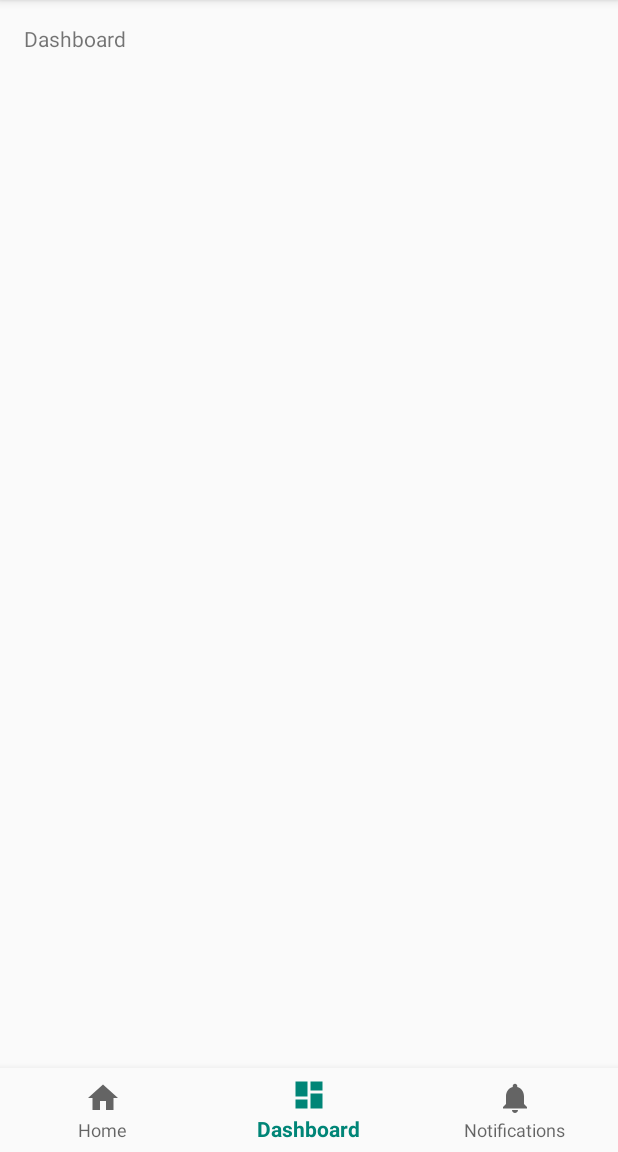
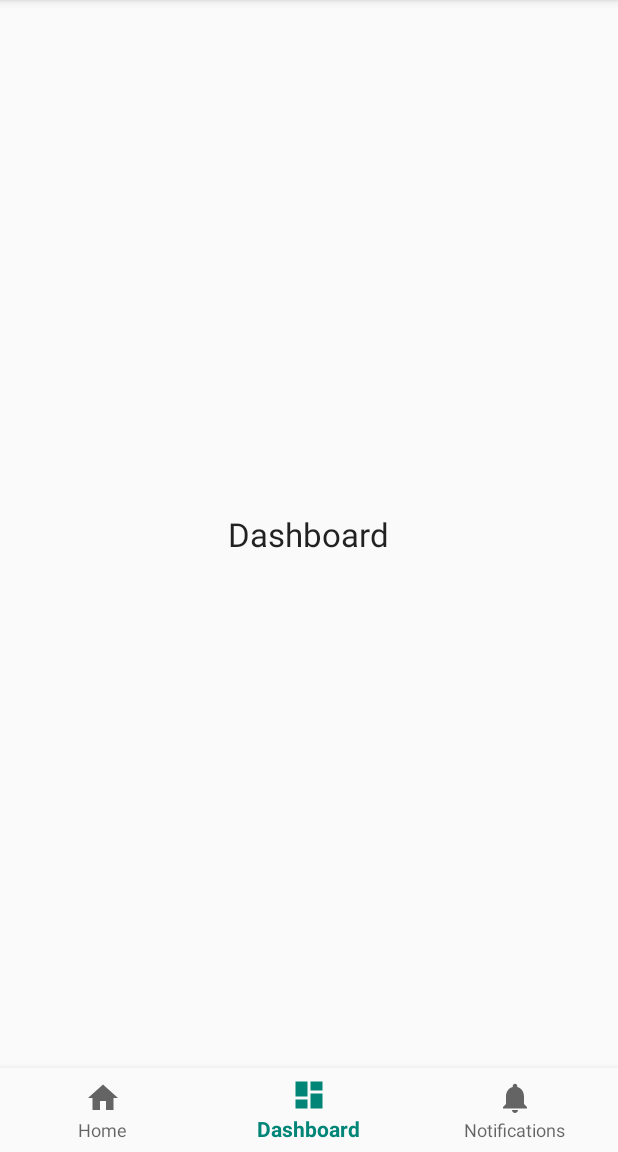
Before and after one commit to vikikatkar/odor, an Android app: the screen it shows after launch (MainActivity), item 2 of the bottom bar chosen, on a phone screen of 412 x 824 dp, the part 84-1236 px from its top. Run offline under Robolectric (Android 15) with nearby library versions, the phone set to English and light mode, and no system bars; our stand-ins replace Firebase (no records; nobody signed in at launch, a user with empty details on screens opened directly).

Commit message:
Working with Map in Fragment

```diff
--- /dev/null
+++ b/app/src/main/java/com/mga/vikram/odor/DashboardFragment.java
@@ -0,0 +1,23 @@
+package com.mga.vikram.odor;
+
+import android.os.Bundle;
+import android.view.LayoutInflater;
+import android.view.View;
+import android.view.ViewGroup;
+
+import androidx.annotation.NonNull;
+import androidx.annotation.Nullable;
+import androidx.fragment.app.Fragment;
+
+import com.google.android.gms.maps.GoogleMap;
+import com.google.android.gms.maps.OnMapReadyCallback;
+
+public class DashboardFragment extends Fragment{
+
+    @Nullable
+    @Override
+    public View onCreateView(@NonNull LayoutInflater inflater, @Nullable ViewGroup container, @Nullable Bundle savedInstanceState) {
+        return inflater.inflate(R.layout.fragment_dashboard,null);
+    }
+
+}
--- /dev/null
+++ b/app/src/main/java/com/mga/vikram/odor/HomeFragment.java
@@ -0,0 +1,19 @@
+package com.mga.vikram.odor;
+
+import android.os.Bundle;
+import android.view.LayoutInflater;
+import android.view.View;
+import android.view.ViewGroup;
+
+import androidx.annotation.NonNull;
+import androidx.annotation.Nullable;
+import androidx.fragment.app.Fragment;
+
+public class HomeFragment extends Fragment {
+
+    @Nullable
+    @Override
+    public View onCreateView(@NonNull LayoutInflater inflater, @Nullable ViewGroup container, @Nullable Bundle savedInstanceState) {
+        return inflater.inflate(R.layout.fragment_home,null);
+    }
+}
--- a/app/src/main/java/com/mga/vikram/odor/MainActivity.java
+++ b/app/src/main/java/com/mga/vikram/odor/MainActivity.java
@@ -4,19 +4,66 @@ import android.content.Intent;
 import android.os.Bundle;
 
 import com.google.android.material.bottomnavigation.BottomNavigationView;
+import com.google.firebase.auth.FirebaseAuth;
+import com.google.firebase.auth.FirebaseUser;
 
 import androidx.appcompat.app.AppCompatActivity;
 import androidx.annotation.NonNull;
+import androidx.fragment.app.Fragment;
 
 import android.view.MenuItem;
 import android.widget.TextView;
 
 
 
+public class MainActivity extends AppCompatActivity
+        implements BottomNavigationView.OnNavigationItemSelectedListener{
+
+    @Override
+    protected void onCreate(Bundle savedInstanceState) {
+        super.onCreate(savedInstanceState);
+        setContentView(R.layout.activity_main);
+        BottomNavigationView navView = findViewById(R.id.nav_view);
+        navView.setOnNavigationItemSelectedListener(this);
+
+        loadFragment(new HomeFragment());
+
+    }
+
+    private boolean loadFragment(Fragment fragment){
+        if(fragment != null ){
+            getSupportFragmentManager()
+                    .beginTransaction()
+                    .replace(R.id.fragment_container,fragment).commit();
+            return true;
+        }
+        return  false;
+    }
+
+    @Override
+    public boolean onNavigationItemSelected(@NonNull MenuItem menuItem) {
+        Fragment fragment = null;
+        switch (menuItem.getItemId()){
+            case R.id.navigation_home:
+                fragment = new HomeFragment();
+                break;
+            case R.id.navigation_dashboard:
+                fragment = new DashboardFragment();
+                break;
+            case R.id.navigation_notifications:
+                fragment = new MapFragment();
+                break;
+        }
+        return loadFragment(fragment);
+    }
+}
+
+/*
+
 public class MainActivity extends AppCompatActivity {
     private TextView mTextMessage;
     private MainActivity self;
-
+    private FirebaseAuth mAuth;
 
     private BottomNavigationView.OnNavigationItemSelectedListener mOnNavigationItemSelectedListener
             = new BottomNavigationView.OnNavigationItemSelectedListener() {
@@ -49,12 +96,25 @@ public class MainActivity extends AppCompatActivity {
         //startActivity(new Intent(this, MapsActivity.class));
         self = this;
 
+        // Initialize Firebase Auth
+        mAuth = FirebaseAuth.getInstance();
     }
 
     @Override
     protected void onStart() {
         super.onStart();
-
+        // Check if user is signed in (non-null) and update UI accordingly.
+        FirebaseUser currentUser = mAuth.getCurrentUser();
+        updateUI(currentUser);
     }
 
+    private void updateUI(FirebaseUser currentUser){
+        String name = "Not yet signed in";
+        if( null != currentUser)
+            name = currentUser.getDisplayName();
+        //mTextMessage.setText(name);
+        //startActivity(new Intent(self, MapsActivity.class));
+    }
 }
+
+* */
--- a/app/src/main/res/layout/activity_main.xml
+++ b/app/src/main/res/layout/activity_main.xml
@@ -7,7 +7,7 @@
     android:layout_height="match_parent"
     tools:context=".MainActivity">
 
-    <TextView
+    <!--TextView
         android:id="@+id/message"
         android:layout_width="wrap_content"
         android:layout_height="wrap_content"
@@ -16,14 +16,25 @@
         android:layout_marginTop="@dimen/activity_vertical_margin"
         android:text="@string/title_home"
         app:layout_constraintLeft_toLeftOf="parent"
-        app:layout_constraintTop_toTopOf="parent" />
+        app:layout_constraintTop_toTopOf="parent" /-->
+
+    <FrameLayout
+        android:id="@+id/fragment_container"
+
+        android:layout_width="0dp"
+        android:layout_height="0dp"
+        android:layout_marginBottom="56dp"
+        app:layout_constraintBottom_toBottomOf="parent"
+        app:layout_constraintEnd_toEndOf="parent"
+        app:layout_constraintHorizontal_bias="0.0"
+        app:layout_constraintStart_toStartOf="parent"
+        app:layout_constraintTop_toTopOf="parent"
+        app:layout_constraintVertical_bias="0.0" />
 
     <com.google.android.material.bottomnavigation.BottomNavigationView
         android:id="@+id/nav_view"
         android:layout_width="0dp"
         android:layout_height="wrap_content"
-        android:layout_marginStart="0dp"
-        android:layout_marginEnd="0dp"
         android:background="?android:attr/windowBackground"
         app:layout_constraintBottom_toBottomOf="parent"
         app:layout_constraintLeft_toLeftOf="parent"
--- a/app/src/main/res/layout/activity_maps.xml
+++ b/app/src/main/res/layout/activity_maps.xml
@@ -6,7 +6,7 @@
     android:name="com.google.android.gms.maps.SupportMapFragment"
     android:layout_width="match_parent"
     android:layout_height="match_parent"
-    tools:context=".MapsActivity"
+    tools:context=".MapFragment"
     map:cameraBearing="112.5"
     map:cameraTargetLat="37.432335"
     map:cameraTargetLng="-121.899574"
--- /dev/null
+++ b/app/src/main/res/layout/fragment_dashboard.xml
@@ -0,0 +1,14 @@
+<?xml version="1.0" encoding="utf-8"?>
+<RelativeLayout xmlns:android="http://schemas.android.com/apk/res/android"
+    android:layout_width="match_parent" android:layout_height="match_parent">
+
+    <TextView
+        android:layout_width="wrap_content"
+        android:layout_height="wrap_content"
+        android:layout_centerHorizontal="true"
+        android:layout_centerVertical="true"
+        android:text="Dashboard"
+        android:textAppearance="@style/TextAppearance.AppCompat.Large"/>
+
+
+</RelativeLayout>
```
Also changed, not shown: app/src/main/java/com/mga/vikram/odor/MapFragment.java (added, +91 -0 lines), app/src/main/res/layout/fragment_home.xml (added, +14 -0 lines), app/src/main/res/layout/fragment_map.xml (added, +13 -0 lines).
